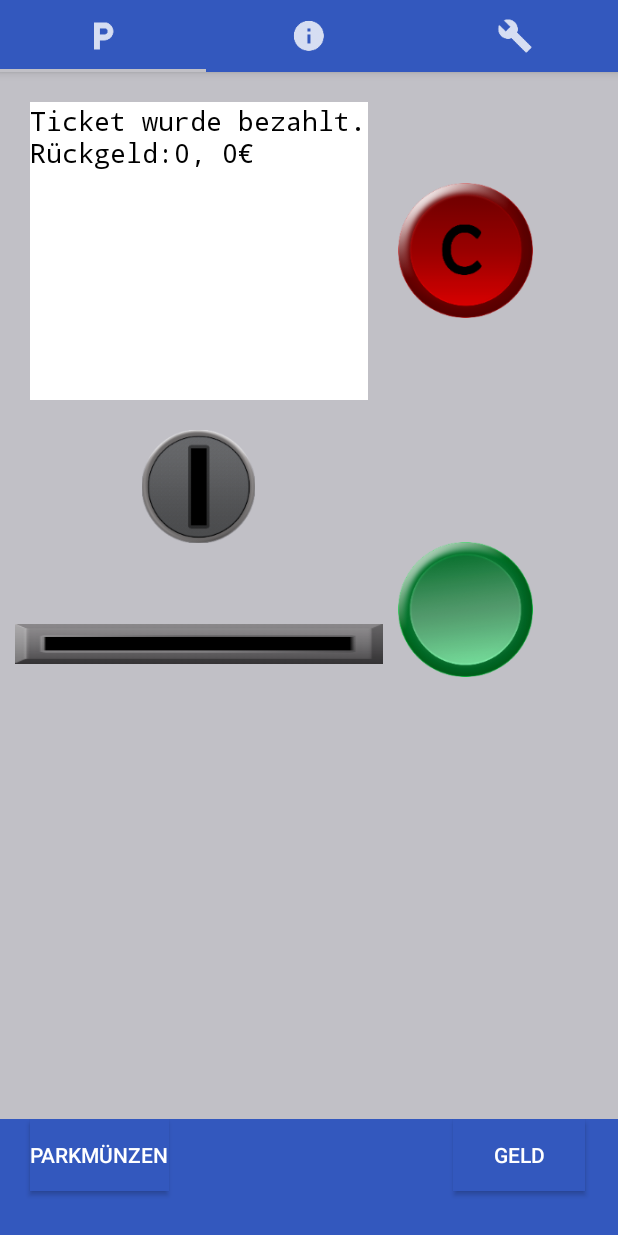
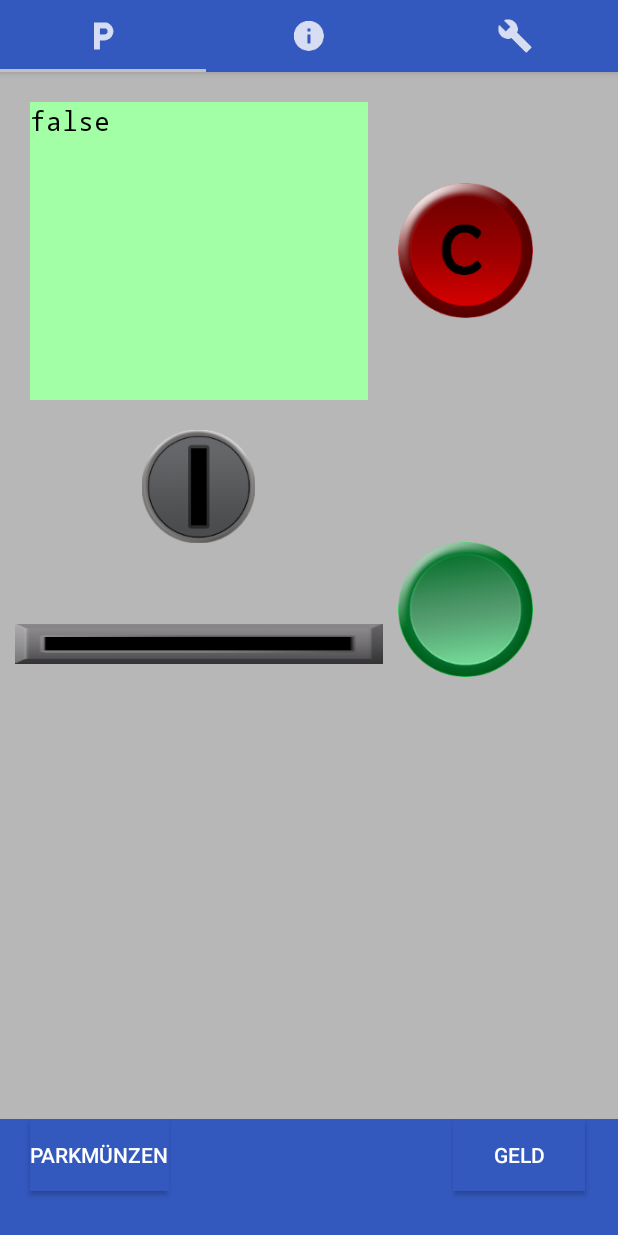
Before and after one commit to Poescho/Advanced-SWE, an Android app: the screen it shows after launch (MainActivity), after a tap on "Naja es ist halt en X und mehr nich. War", on a phone screen of 412 x 824 dp. Run offline under Robolectric (Android 15) with nearby library versions, the phone set to English and light mode, and no system bars.

Commit message:
kleine Anpassungen

```diff
--- a/Kassenautomat-1-master/Kassenautomat_DHBW_AS/app/src/main/java/com/example/michael/kassenautomat_dhbw/MainActivity.java
+++ b/Kassenautomat-1-master/Kassenautomat_DHBW_AS/app/src/main/java/com/example/michael/kassenautomat_dhbw/MainActivity.java
@@ -177,11 +177,9 @@ public class MainActivity extends AppCompatActivity implements OnButtonClickedCa
 
     @Override
     public void endPayment(int payback) {
-        System.out.println(payback);
         Util.giveNickelback(payback, kassenautomatContext);
-        String rgBetrag =  getString(R.string.payback)+ Math.abs(payback/100)+", "+ Math.abs(payback%100)+"€";
-        String anzeigeText = getString(R.string.ticket_paid)+"\n"+rgBetrag;
-        fragmentAutomat.setTextOfDisplayString(anzeigeText);
+       /* String anzeigeText = R.string.ticket_paid + "Rückgeld: "+Math.abs(payback);
+        fragmentAutomat.setTextOfDisplayString(anzeigeText);*/
         returnToTicketList();
         fragmentAutomat.setTicketToPay(null);
     }
--- a/Kassenautomat-1-master/Kassenautomat_DHBW_AS/app/src/main/java/com/example/michael/kassenautomat_dhbw/fragments/maintain/FragmentMaintain.java
+++ b/Kassenautomat-1-master/Kassenautomat_DHBW_AS/app/src/main/java/com/example/michael/kassenautomat_dhbw/fragments/maintain/FragmentMaintain.java
@@ -10,7 +10,6 @@ import android.view.LayoutInflater;
 import android.view.View;
 import android.view.ViewGroup;
 import android.widget.Button;
-import android.widget.EditText;
 import android.widget.SeekBar;
 import android.widget.TextView;
 
@@ -51,7 +50,7 @@ public class FragmentMaintain extends MyFragment {
                              Bundle savedInstanceState) {
         System.out.println("onCreateView:FragmentMaintain");
         LayoutInflater layoutInflater = LayoutInflater.from(getActivity());
-        View view = layoutInflater.inflate(R.layout.dialog_maintain, null);
+        View view = layoutInflater.inflate(R.layout.fragment_maintain, null);
 
         Button btnSetDefault = (Button)view.findViewById(R.id.dialog_maintain_set_default);
         Button btnLoadDefault = (Button)view.findViewById(R.id.dialog_maintain_load_default);
--- a/Kassenautomat-1-master/Kassenautomat_DHBW_AS/app/src/main/java/com/example/michael/kassenautomat_dhbw/fragments/settings/FragmentSettings.java
+++ b/Kassenautomat-1-master/Kassenautomat_DHBW_AS/app/src/main/java/com/example/michael/kassenautomat_dhbw/fragments/settings/FragmentSettings.java
@@ -1,11 +1,6 @@
 package com.example.michael.kassenautomat_dhbw.fragments.settings;
 
-import android.annotation.SuppressLint;
-import android.app.Dialog;
-import android.content.DialogInterface;
 import android.os.Bundle;
-import android.support.annotation.NonNull;
-import android.support.v7.app.AlertDialog;
 import android.view.LayoutInflater;
 import android.view.View;
 import android.view.ViewGroup;
@@ -33,7 +28,7 @@ public class FragmentSettings extends MyFragment {
     public View onCreateView(LayoutInflater inflater, ViewGroup container,
                              Bundle savedInstanceState) {
         LayoutInflater layoutInflater = LayoutInflater.from(getActivity());
-        View view = layoutInflater.inflate(R.layout.dialog_settings, null);
+        View view = layoutInflater.inflate(R.layout.fragment_settings, null);
 
         Button btnOk = (Button)view.findViewById(R.id.dialog_settings_ok);
         Button btnResetUser = (Button)view.findViewById(R.id.dialog_settings_reset_user);
--- a/Kassenautomat-1-master/Kassenautomat_DHBW_AS/app/src/main/res/layout/fragment_one_automata.xml
+++ b/Kassenautomat-1-master/Kassenautomat_DHBW_AS/app/src/main/res/layout/fragment_one_automata.xml
@@ -24,7 +24,7 @@
                     android:layout_width="match_parent"
                     android:layout_height="match_parent"
                     android:text="@string/hello"
-                    android:background="@color/white"
+                    android:background="@color/displaygreen"
                     android:textColor="@color/black"
                     android:textSize="18dp"
                     android:typeface="monospace"
--- a/Kassenautomat-1-master/Kassenautomat_DHBW_AS/app/src/main/res/values/colors.xml
+++ b/Kassenautomat-1-master/Kassenautomat_DHBW_AS/app/src/main/res/values/colors.xml
@@ -3,11 +3,12 @@
     <color name="colorPrimary">#3358be</color>
     <color name="colorPrimaryDark">#3358be</color>
     <color name="colorAccent">#C1C0C6</color>
-    <color name="colorBackground">#C1C0C6</color>
+    <color name="colorBackground">#b7b7b7</color>
     <color name="automata_text_background">#6C6C6C</color>
     <color name="automata_text_color">#2040FF</color>
     <color name="automata_background">#8F8F8F</color>
     <color name="black">#000000</color>
     <color name="white">#FFFFFF</color>
     <color name="list_color">#afbaf2</color>
+    <color name="displaygreen">#a3ffa6</color>
 </resources>
--- a/Kassenautomat-1-master/Kassenautomat_DHBW_AS/app/src/main/res/values/strings.xml
+++ b/Kassenautomat-1-master/Kassenautomat_DHBW_AS/app/src/main/res/values/strings.xml
@@ -33,7 +33,7 @@
     <string name="prices_are_euro">Alle Preise sind in Euro angegeben.</string>
     <string name="park_ticket">Parkticket</string>
     <string name="coins">Münzen</string>
-    <string name="hello">Hallo</string>
+    <string name="hello">Herzlich Willkommen!</string>
     <string name="park_coin_stuck">Parkmünze steckt fest. Automat wird zurückgesetzt.</string>
     <string name="ticket_paid">Ticket wurde bezahlt.</string>
     <string name="fake_coin">Münze ist gefälscht!</string>
```
Also changed, not shown: Kassenautomat-1-master/Kassenautomat_DHBW_AS/app/src/main/res/layout/fragment_maintain.xml (renamed from Kassenautomat-1-master/Kassenautomat_DHBW_AS/app/src/main/res/layout/dialog_maintain.xml), Kassenautomat-1-master/Kassenautomat_DHBW_AS/app/src/main/res/layout/fragment_settings.xml (renamed from Kassenautomat-1-master/Kassenautomat_DHBW_AS/app/src/main/res/layout/dialog_settings.xml).
